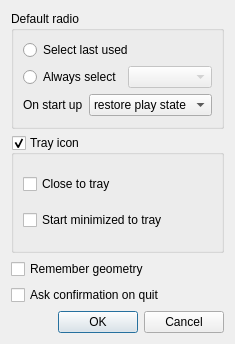
MaurizioB/PlayRSI, file settings.ui: the form before one commit.
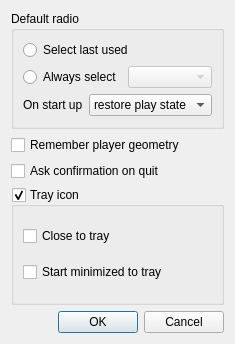
The form after the commit.

Commit message: Recording list, now/next info, volume slider fix

Patch:
```diff
--- a/settings.ui
+++ b/settings.ui
@@ -6,7 +6,7 @@
    <rect>
     <x>0</x>
     <y>0</y>
-    <width>216</width>
+    <width>214</width>
     <height>344</height>
    </rect>
   </property>
@@ -96,6 +96,20 @@
      </layout>
     </widget>
    </item>
+   <item>
+    <widget class="QCheckBox" name="storeGeometryChk">
+     <property name="text">
+      <string>Remember player geometry</string>
+     </property>
+    </widget>
+   </item>
+   <item>
+    <widget class="QCheckBox" name="askToQuitChk">
+     <property name="text">
+      <string>Ask confirmation on quit</string>
+     </property>
+    </widget>
+   </item>
    <item>
     <widget class="QGroupBox" name="trayIconBox">
      <property name="title">
@@ -122,20 +136,6 @@
      </layout>
     </widget>
    </item>
-   <item>
-    <widget class="QCheckBox" name="storeGeometryChk">
-     <property name="text">
-      <string>Remember geometry</string>
-     </property>
-    </widget>
-   </item>
-   <item>
-    <widget class="QCheckBox" name="askToQuitChk">
-     <property name="text">
-      <string>Ask confirmation on quit</string>
-     </property>
-    </widget>
-   </item>
    <item>
     <widget class="QDialogButtonBox" name="buttonBox">
      <property name="orientation">
```
The commit also changes 5 other files.
